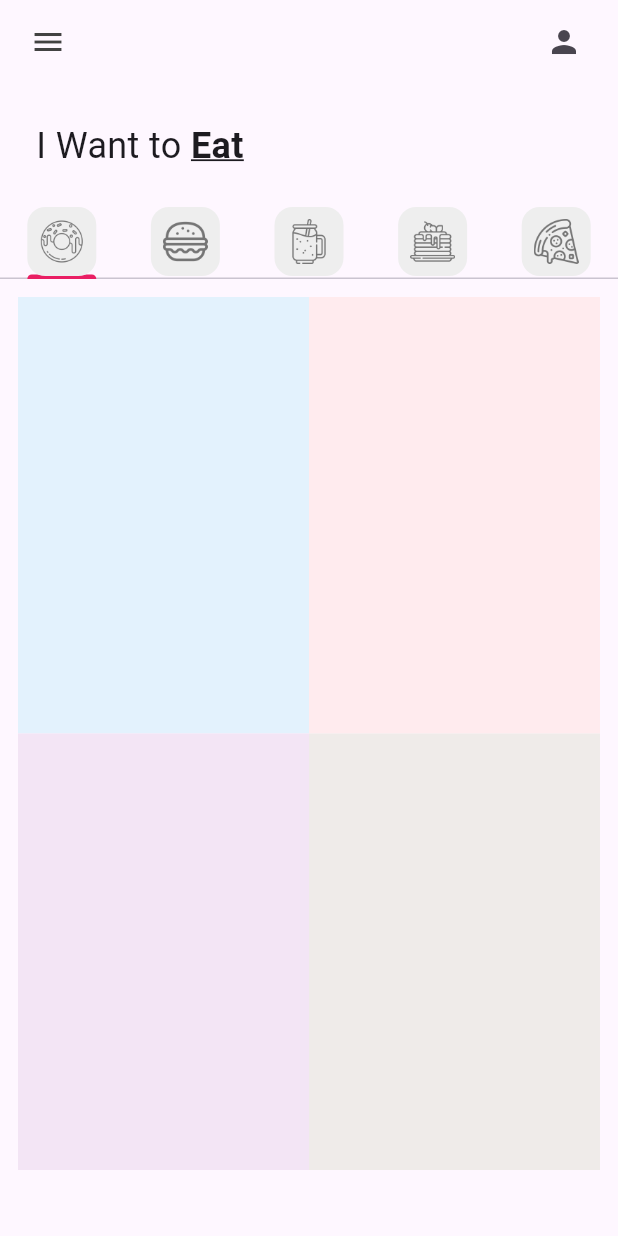
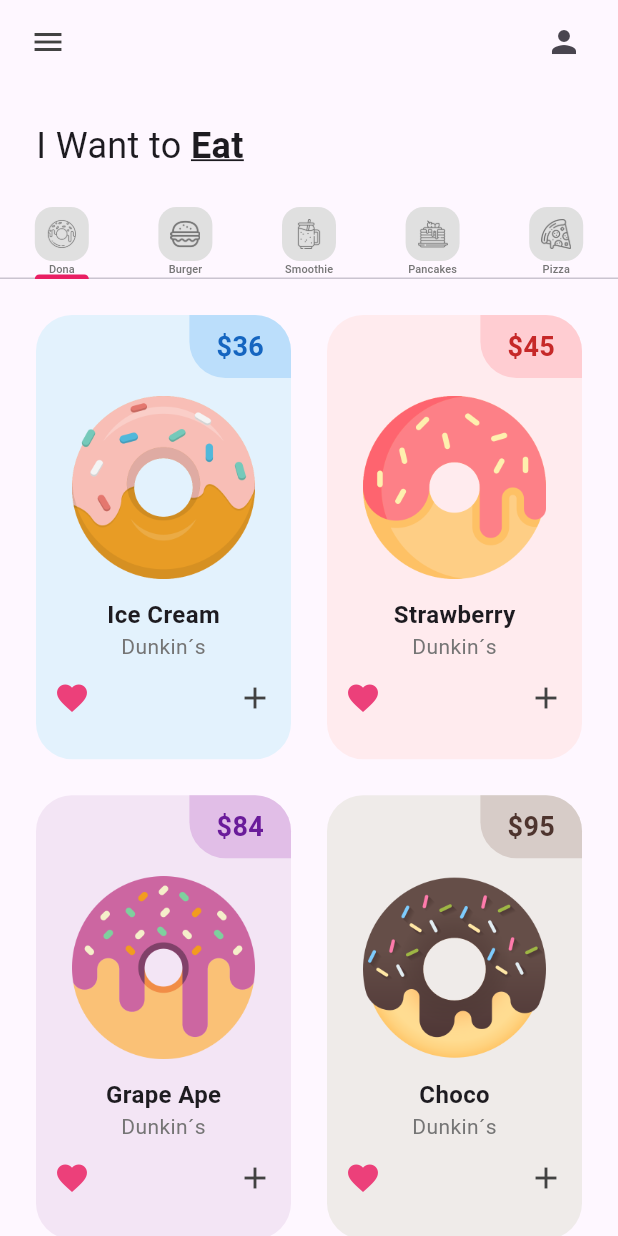
Before and after one commit to JonaDz18/p1_donut_app_jonathan_dzul, a Flutter app: the screen it shows after launch, on a phone screen of 412 x 824 dp. Run offline on Flutter 3.47's test engine with Material 3 defaults, Android fonts, the phone set to English and light mode, and no system bars.

Commit message:
Items added

```diff
--- a/lib/main.dart
+++ b/lib/main.dart
@@ -11,6 +11,7 @@
   @override
   Widget build(BuildContext context) {
     return MaterialApp(
+      debugShowCheckedModeBanner: false,
       home: const HomePage(),
       theme: ThemeData(
         tabBarTheme: const TabBarTheme( indicatorColor: Colors.pink),
--- a/lib/pages/home_pages.dart
+++ b/lib/pages/home_pages.dart
@@ -23,22 +23,27 @@
     //donut tab
     const MyTab(
       iconPath: "lib/icons/donut.png",
+      label: "Dona",
       ),
     //burger tab
     const MyTab(
       iconPath: "lib/icons/burger.png",
+      label: "Burger",
       ),
     //smoothie tab
     const MyTab(
       iconPath: "lib/icons/smoothie.png",
+      label: "Smoothie",
       ),
     //pancakes tab
     const MyTab(
       iconPath: "lib/icons/pancakes.png",
+      label: "Pancakes",
       ),
     //pizza tab
     const MyTab(
       iconPath: "lib/icons/pizza.png",
+      label: "Pizza",
       ),
   ];
   @override
--- a/lib/tab/donut_tab.dart
+++ b/lib/tab/donut_tab.dart
@@ -5,6 +5,10 @@
   // list of donuts
 final List donutsOnSale =  [
    // [ donutFlavor, donutPrice, donutColor, imageName ]
+   ["Ice Cream", "36", Colors.blue, "lib/images/icecream_donut.png"],
+   ["Strawberry", "45", Colors.red, "lib/images/strawberry_donut.png"],
+   ["Grape Ape", "84", Colors.purple, "lib/images/grape_donut.png"],
+   ["Choco", "95", Colors.brown, "lib/images/chocolate_donut.png"],
    ["Ice Cream", "36", Colors.blue, "lib/images/icecream_donut.png"],
    ["Strawberry", "45", Colors.red, "lib/images/strawberry_donut.png"],
    ["Grape Ape", "84", Colors.purple, "lib/images/grape_donut.png"],
@@ -19,7 +23,7 @@
       itemCount:donutsOnSale.length,
       padding: const EdgeInsets.all(12),
 
-        gridDelegate: const SliverGridDelegateWithFixedCrossAxisCount(crossAxisCount: 2, childAspectRatio: 1/1.5),
+        gridDelegate: const SliverGridDelegateWithFixedCrossAxisCount(crossAxisCount: 2, childAspectRatio: 1/1.65),
      itemBuilder: (context, index){
       return DonutTile(
         donutFlavor: donutsOnSale[index][0],
--- a/lib/utils/donut_tile.dart
+++ b/lib/utils/donut_tile.dart
@@ -6,12 +6,74 @@
   final dynamic donutColor; //dynamic porque será de tipo Color
   final String imageName;
 
-  const DonutTile({super.key, required this.donutFlavor, required this.donutPrice, this.donutColor, required this.imageName});
+  const DonutTile( {super.key, required this.donutFlavor, required this.donutPrice, this.donutColor, required this.imageName});
 
   @override
   Widget build(BuildContext context) {
-    return Container(
-      decoration: BoxDecoration(color: donutColor[50]),
+    return Padding(
+      padding: const EdgeInsets.all(12),
+      child: Container(
+        decoration: BoxDecoration(color: donutColor[50], borderRadius: BorderRadius.circular(24)
+        ),
+      child: Column(children: [Row(
+        mainAxisAlignment: MainAxisAlignment.end,
+        children:
+        [Container(
+          decoration: BoxDecoration(
+            color: donutColor[100],
+            borderRadius: const BorderRadius.only(
+            topRight: Radius.circular(24),
+            bottomLeft: Radius.circular(24)
+            ),),
+          padding:
+          const EdgeInsets.symmetric(vertical:8, horizontal: 18),
+          child: Text("\$$donutPrice",
+          style: TextStyle(
+            fontSize: 18,
+            fontWeight: FontWeight.bold,
+            color: donutColor[800])
+          ),
+
+        )
+        ],
+        ),
+        // Donut picture
+        Padding(
+          padding:
+          const EdgeInsets.symmetric(horizontal: 24, vertical: 12),
+          child: Image.asset(imageName),
+        ),
+
+
+        //Donut flavor text
+        Text (
+          donutFlavor,
+          style:
+           const TextStyle(fontSize: 16,
+           fontWeight: FontWeight.bold),
+        ),
+
+        Text("Dunkin´s" ,
+        style: TextStyle(color: Colors.grey[600]),
+        ),
+
+        //Love icon + add button
+         Padding(
+           padding: const EdgeInsets.all(12),
+           child: Row(
+            mainAxisAlignment: MainAxisAlignment.spaceBetween,
+            children: [
+              //Love icon
+              Icon(Icons.favorite, color: Colors.pink[400]),
+              //Plus button
+              Icon(Icons.add, color: Colors.grey[800]),
+            ],
+            ),
+         )
+
+        ],
+        )
+      ),
     );
   }
 }
--- a/lib/utils/my_tab.dart
+++ b/lib/utils/my_tab.dart
@@ -2,21 +2,42 @@
 
 class MyTab extends StatelessWidget {
   final String iconPath;
-  const MyTab({super.key, required this.iconPath});
+  final String label;  // Añadimos una nueva propiedad para el texto
+
+  const MyTab({
+    super.key,
+    required this.iconPath,
+    required this.label,  // El texto se pasa como argumento
+  });
 
   @override
   Widget build(BuildContext context) {
     return Tab(
-      child:Container(
+      child: Column(
+        mainAxisAlignment: MainAxisAlignment.center,  // Centra verticalmente
+        children: [
+          Container(
             padding: const EdgeInsets.all(8),
             decoration: BoxDecoration(
-          color: Colors.grey[200],
-          borderRadius: BorderRadius.circular(12)
+              color: Colors.grey[300],  // Fondo gris claro como en la imagen
+              borderRadius: BorderRadius.circular(12),  // Borde redondeado
             ),
             child: Image.asset(
               iconPath,
-          color: Colors.grey[600],
+              color: Colors.grey[600],  // Color gris oscuro del icono
+              height: 20,  // Ajuste de tamaño del icono
             ),
+          ),
+          const SizedBox(height: 0),  // Espacio entre el icono y el texto
+          Text(
+            label,
+            style: TextStyle(
+              color: Colors.grey[600],  // Mismo color que los iconos
+              fontSize: 7.3,  // Tamaño de fuente pequeño como en la imagen
+              fontWeight: FontWeight.w500,  // Negrita para resaltar el texto
+            ),
+          ),
+        ],
       ),
     );
   }
```
Lines whose indentation alone changed are shown as unchanged.
